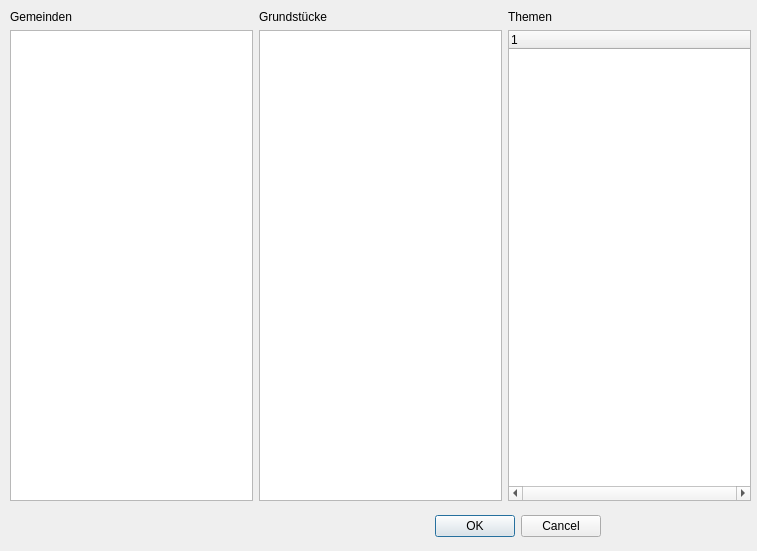
Before: the Qt Designer form VoGISRaumplanungPlot/ui_vogisraumplanungplot.ui in BergWerkGIS/VoGIS-Raumplanung, drawn with Qt 5.
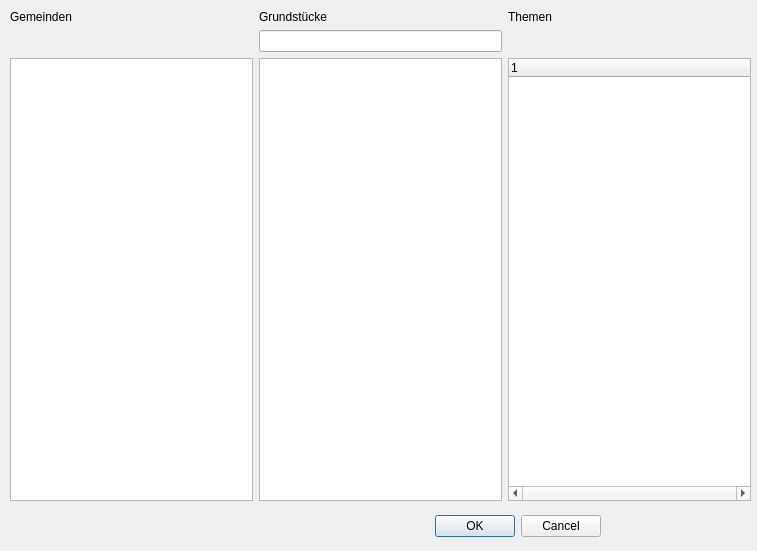
After: the same form once the commit is applied.

The edit to the form file:
```diff
--- a/VoGISRaumplanungPlot/ui_vogisraumplanungplot.ui
+++ b/VoGISRaumplanungPlot/ui_vogisraumplanungplot.ui
@@ -46,7 +46,7 @@
       </property>
      </widget>
     </item>
-    <item row="1" column="1">
+    <item row="4" column="1">
      <widget class="QListWidget" name="LST_GSTKE"/>
     </item>
     <item row="0" column="0">
@@ -56,10 +56,10 @@
       </property>
      </widget>
     </item>
-    <item row="1" column="0">
+    <item row="4" column="0">
      <widget class="QListWidget" name="LST_GEMEINDEN"/>
     </item>
-    <item row="1" column="2">
+    <item row="4" column="2">
      <widget class="QTreeWidget" name="TREE_THEMEN">
       <property name="horizontalScrollBarPolicy">
        <enum>Qt::ScrollBarAlwaysOn</enum>
@@ -84,6 +84,9 @@
       </property>
      </widget>
     </item>
+    <item row="1" column="1">
+     <widget class="QLineEdit" name="LE_GST_FILTER"/>
+    </item>
    </layout>
   </widget>
  </widget>
```
Left out of the diff: 22 changed lines with no effect on the pictures.
